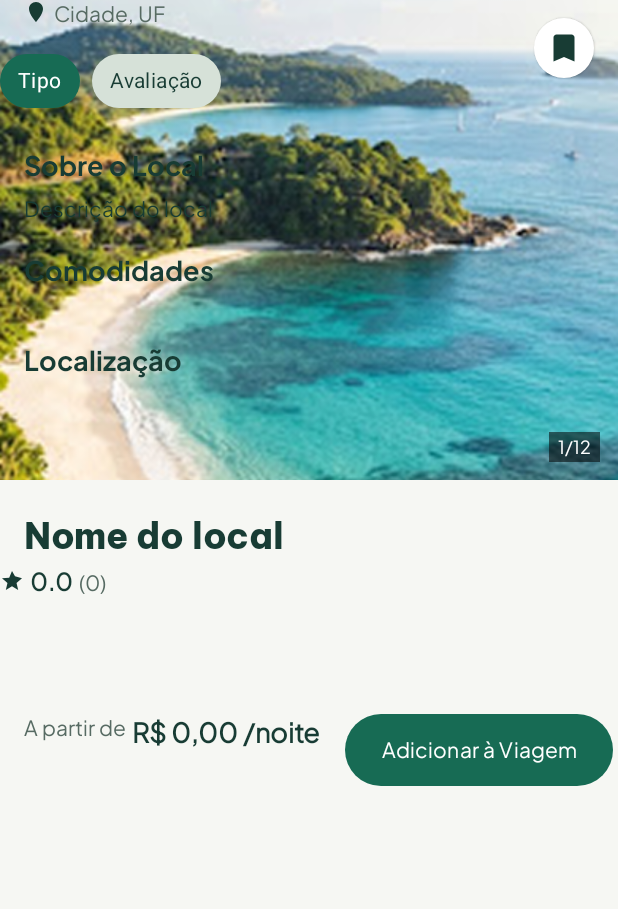
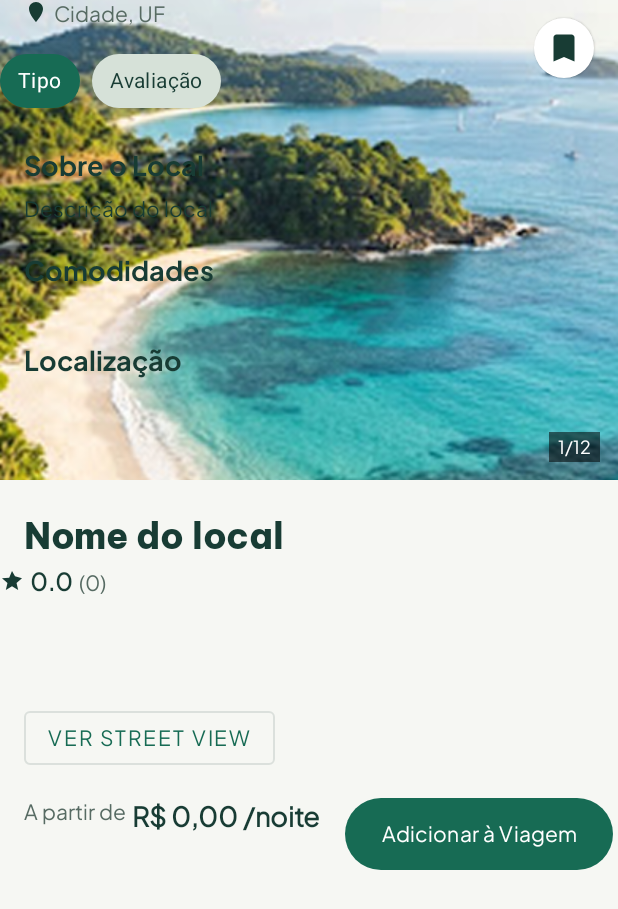
Before and after one commit to ProjetoIntegrador-4Semestre/ViaJa, an Android app: the layout activity_place_details.xml on its own in the app's theme, with its tools: preview values and no code run, on a phone screen of 412 x 824 dp. Shown: the top 909 px of the screen. Run offline under Robolectric (Android 15) with nearby library versions, the phone set to English and light mode, and no system bars.

Commit message:
feat(maps): add Street View experience

```diff
--- a/app/src/main/AndroidManifest.xml
+++ b/app/src/main/AndroidManifest.xml
@@ -32,6 +32,7 @@
         </provider>
         <activity android:name=".ui.auth.GoogleLoginActivity" android:exported="false" />
         <activity android:name=".ui.legal.TermsPrivacyActivity" android:exported="false" />
+        <activity android:name=".ui.places.StreetViewActivity" android:exported="false" />
         <activity android:name=".ui.trips.TripResourcesActivity" android:exported="false" />
         <activity android:name=".ui.trips.OfflineTripsActivity" android:exported="false" />
         <activity
--- a/app/src/main/res/layout/activity_place_details.xml
+++ b/app/src/main/res/layout/activity_place_details.xml
@@ -334,8 +334,19 @@
         android:layout_marginStart="16dp"
         android:layout_marginTop="8dp"
         android:layout_marginEnd="16dp"
-        app:layout_constraintTop_toBottomOf="@id/tvLocationTitle"
-        app:layout_constraintBottom_toTopOf="@id/tvPriceLabel" />
+        app:layout_constraintTop_toBottomOf="@id/tvLocationTitle" />
+
+    <com.google.android.material.button.MaterialButton
+        android:id="@+id/btnStreetView"
+        style="@style/Widget.MaterialComponents.Button.OutlinedButton"
+        android:layout_width="wrap_content"
+        android:layout_height="48dp"
+        android:layout_marginStart="16dp"
+        android:layout_marginTop="8dp"
+        android:text="Ver Street View"
+        android:textColor="@color/viaja_green"
+        app:layout_constraintStart_toStartOf="parent"
+        app:layout_constraintTop_toBottomOf="@id/imgPlaceMap" />
 
     <TextView
         android:id="@+id/tvPriceLabel"
@@ -347,7 +358,7 @@
         android:textColor="@color/viaja_gray"
         android:textSize="14sp"
         app:layout_constraintStart_toStartOf="parent"
-        app:layout_constraintTop_toBottomOf="@id/imgPlaceMap" />
+        app:layout_constraintTop_toBottomOf="@id/btnStreetView" />
 
     <TextView
         android:id="@+id/tvPlacePrice"
@@ -360,7 +371,7 @@
         android:textSize="18sp"
         android:textStyle="bold"
         app:layout_constraintStart_toEndOf="@id/tvPriceLabel"
-        app:layout_constraintTop_toBottomOf="@id/imgPlaceMap" />
+        app:layout_constraintTop_toBottomOf="@id/btnStreetView" />
 
     <com.google.android.material.button.MaterialButton
         android:id="@+id/btnAddToTrip"
@@ -373,7 +384,7 @@
         android:textColor="@color/white"
         app:backgroundTint="@color/viaja_green"
         app:cornerRadius="28dp"
-        app:layout_constraintTop_toBottomOf="@id/imgPlaceMap"
+        app:layout_constraintTop_toBottomOf="@id/btnStreetView"
         app:layout_constraintStart_toEndOf="@id/tvPlacePrice" />
 
     <com.google.android.material.button.MaterialButton
@@ -388,7 +399,7 @@
         android:textColor="@color/white"
         app:backgroundTint="@color/viaja_green"
         app:cornerRadius="28dp"
-        app:layout_constraintTop_toBottomOf="@id/imgPlaceMap"
+        app:layout_constraintTop_toBottomOf="@id/btnStreetView"
         app:layout_constraintStart_toEndOf="@id/btnAddToTrip"
         app:layout_constraintEnd_toEndOf="parent"
         app:layout_constraintBottom_toBottomOf="parent" />
```
Also changed, not shown: app/src/main/java/com/senac/viaja/ui/places/PlaceDetailsActivity.kt (+13 -0 lines), app/src/main/java/com/senac/viaja/ui/places/StreetViewActivity.kt (added, +48 -0 lines), app/src/main/res/layout/activity_street_view.xml (added, +23 -0 lines), 1 other file.
